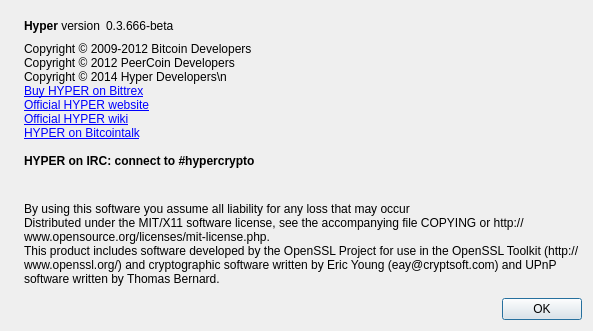
Before: the Qt Designer form src/qt/forms/aboutdialog.ui in HYPERcrypto/Hyper, drawn with Qt 5.
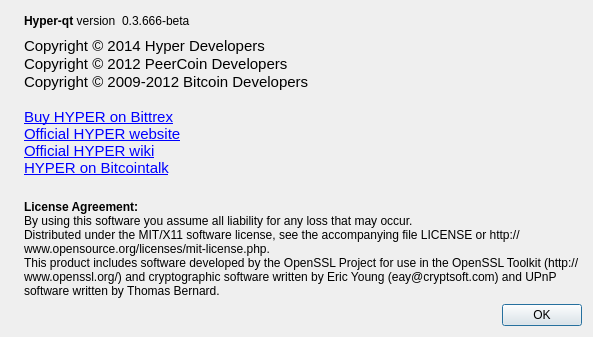
After: the same form once the commit is applied. Icons and pictures are not drawn.

Commit message: updated qt dialogs

```diff
--- a/src/qt/forms/aboutdialog.ui
+++ b/src/qt/forms/aboutdialog.ui
@@ -7,7 +7,7 @@
     <x>0</x>
     <y>0</y>
     <width>593</width>
-    <height>331</height>
+    <height>337</height>
    </rect>
   </property>
   <property name="windowTitle">
@@ -50,7 +50,7 @@
           <cursorShape>IBeamCursor</cursorShape>
          </property>
          <property name="text">
-          <string>&lt;b&gt;Hyper&lt;/b&gt; version</string>
+          <string>&lt;html&gt;&lt;head/&gt;&lt;body&gt;&lt;p&gt;&lt;span style=&quot; font-weight:600;&quot;&gt;Hyper-qt&lt;/span&gt; version&lt;/p&gt;&lt;/body&gt;&lt;/html&gt;</string>
          </property>
          <property name="textInteractionFlags">
           <set>Qt::LinksAccessibleByMouse|Qt::TextSelectableByKeyboard|Qt::TextSelectableByMouse</set>
@@ -91,7 +91,16 @@
         <cursorShape>IBeamCursor</cursorShape>
        </property>
        <property name="text">
-        <string>&lt;html&gt;&lt;head/&gt;&lt;body&gt;&lt;p&gt;Copyright © 2009-2012 Bitcoin Developers&lt;br/&gt;Copyright © 2012 PeerCoin Developers&lt;br/&gt;Copyright © 2014 Hyper Developers\n &lt;a href=&quot;https://www.cryptsy.com/users/register?refid=8564&quot;&gt;&lt;span style=&quot; text-decoration: underline; color:#0000ff;&quot;&gt;&lt;br/&gt;&lt;/span&gt;&lt;/a&gt;&lt;a href=&quot;https://bittrex.com/Market/Index?MarketName=BTC-HYPER&quot;&gt;&lt;span style=&quot; text-decoration: underline; color:#0000ff;&quot;&gt;Buy HYPER on Bittrex&lt;/span&gt;&lt;/a&gt;&lt;br/&gt;&lt;a href=&quot;http://hypercrypto.com&quot;&gt;&lt;span style=&quot; text-decoration: underline; color:#0000ff;&quot;&gt;Official HYPER website&lt;br/&gt;&lt;/span&gt;&lt;/a&gt;&lt;a href=&quot;http://hypercrypto.com/wiki&quot;&gt;&lt;span style=&quot; text-decoration: underline; color:#0000ff;&quot;&gt;Official HYPER wiki&lt;/span&gt;&lt;/a&gt;&lt;br/&gt;&lt;a href=&quot;https://bitcointalk.org/index.php?topic=624651.0&quot;&gt;&lt;span style=&quot; text-decoration: underline; color:#0000ff;&quot;&gt;HYPER on Bitcointalk&lt;/span&gt;&lt;/a&gt;&lt;br/&gt;&lt;br/&gt;&lt;span style=&quot; font-weight:600;&quot;&gt;HYPER on IRC: connect to #hypercrypto&lt;/span&gt;&lt;br/&gt;&lt;/p&gt;&lt;/body&gt;&lt;/html&gt;</string>
+        <string>&lt;!DOCTYPE HTML PUBLIC &quot;-//W3C//DTD HTML 4.0//EN&quot; &quot;http://www.w3.org/TR/REC-html40/strict.dtd&quot;&gt;
+&lt;html&gt;&lt;head&gt;&lt;meta name=&quot;qrichtext&quot; content=&quot;1&quot; /&gt;&lt;style type=&quot;text/css&quot;&gt;
+p, li { white-space: pre-wrap; }
+&lt;/style&gt;&lt;/head&gt;&lt;body style=&quot; font-family:'Ubuntu'; font-size:11pt; font-weight:400; font-style:normal;&quot;&gt;
+&lt;p style=&quot; margin-top:0px; margin-bottom:0px; margin-left:0px; margin-right:0px; -qt-block-indent:0; text-indent:0px;&quot;&gt;Copyright © 2014 Hyper Developers&lt;/p&gt;
+&lt;p style=&quot; margin-top:0px; margin-bottom:0px; margin-left:0px; margin-right:0px; -qt-block-indent:0; text-indent:0px;&quot;&gt;Copyright © 2012 PeerCoin Developers&lt;/p&gt;
+&lt;p style=&quot; margin-top:0px; margin-bottom:0px; margin-left:0px; margin-right:0px; -qt-block-indent:0; text-indent:0px;&quot;&gt;Copyright © 2009-2012 Bitcoin Developers&lt;/p&gt;
+&lt;p style=&quot; margin-top:0px; margin-bottom:0px; margin-left:0px; margin-right:0px; -qt-block-indent:0; text-indent:0px;&quot;&gt;&lt;a href=&quot;https://www.cryptsy.com/users/register?refid=8564&quot;&gt;&lt;span style=&quot; text-decoration: underline; color:#0000ff;&quot;&gt;&lt;br /&gt;&lt;/span&gt;&lt;/a&gt;&lt;a href=&quot;https://bittrex.com/Market/Index?MarketName=BTC-HYPER&quot;&gt;&lt;span style=&quot; text-decoration: underline; color:#0000ff;&quot;&gt;Buy HYPER on Bittrex&lt;/span&gt;&lt;/a&gt;&lt;br /&gt;&lt;a href=&quot;http://hypercrypto.com&quot;&gt;&lt;span style=&quot; text-decoration: underline; color:#0000ff;&quot;&gt;Official HYPER website&lt;br /&gt;&lt;/span&gt;&lt;/a&gt;&lt;a href=&quot;http://hypercrypto.com/wiki&quot;&gt;&lt;span style=&quot; text-decoration: underline; color:#0000ff;&quot;&gt;Official HYPER wiki&lt;/span&gt;&lt;/a&gt;&lt;br /&gt;&lt;a href=&quot;https://bitcointalk.org/index.php?topic=624651.0&quot;&gt;&lt;span style=&quot; text-decoration: underline; color:#0000ff;&quot;&gt;HYPER on Bitcointalk&lt;/span&gt;&lt;/a&gt;&lt;/p&gt;
+&lt;p style=&quot;-qt-paragraph-type:empty; margin-top:0px; margin-bottom:0px; margin-left:0px; margin-right:0px; -qt-block-indent:0; text-indent:0px; text-decoration: underline; color:#0000ff;&quot;&gt;&lt;br /&gt;&lt;/p&gt;
+&lt;p style=&quot; margin-top:0px; margin-bottom:0px; margin-left:0px; margin-right:0px; -qt-block-indent:0; text-indent:0px;&quot;&gt;&lt;span style=&quot; font-weight:600;&quot;&gt;HYPER on IRC: connect to #hypercrypto&lt;/span&gt;&lt;/p&gt;&lt;/body&gt;&lt;/html&gt;</string>
        </property>
        <property name="textFormat">
         <enum>Qt::RichText</enum>
@@ -104,16 +113,26 @@
        </property>
       </widget>
      </item>
+     <item>
+      <spacer name="verticalSpacer">
+       <property name="orientation">
+        <enum>Qt::Vertical</enum>
+       </property>
+       <property name="sizeHint" stdset="0">
+        <size>
+         <width>20</width>
+         <height>40</height>
+        </size>
+       </property>
+      </spacer>
+     </item>
      <item>
       <widget class="QLabel" name="label_2">
        <property name="cursor">
         <cursorShape>IBeamCursor</cursorShape>
        </property>
        <property name="text">
-        <string>
-By using this software you assume all liability for any loss that may occur
-Distributed under the MIT/X11 software license, see the accompanying file COPYING or http://www.opensource.org/licenses/mit-license.php.
-This product includes software developed by the OpenSSL Project for use in the OpenSSL Toolkit (http://www.openssl.org/) and cryptographic software written by Eric Young (eay@cryptsoft.com) and UPnP software written by Thomas Bernard. </string>
+        <string>&lt;html&gt;&lt;head/&gt;&lt;body&gt;&lt;p&gt;&lt;span style=&quot; font-weight:600;&quot;&gt;License Agreement: &lt;/span&gt;&lt;br/&gt;By using this software you assume all liability for any loss that may occur. &lt;br/&gt;Distributed under the MIT/X11 software license, see the accompanying file LICENSE or http://www.opensource.org/licenses/mit-license.php. &lt;br/&gt;This product includes software developed by the OpenSSL Project for use in the OpenSSL Toolkit (http://www.openssl.org/) and cryptographic software written by Eric Young (eay@cryptsoft.com) and UPnP software written by Thomas Bernard. &lt;/p&gt;&lt;/body&gt;&lt;/html&gt;</string>
        </property>
        <property name="wordWrap">
         <bool>true</bool>
@@ -123,19 +142,6 @@
        </property>
       </widget>
      </item>
-     <item>
-      <spacer name="verticalSpacer">
-       <property name="orientation">
-        <enum>Qt::Vertical</enum>
-       </property>
-       <property name="sizeHint" stdset="0">
-        <size>
-         <width>20</width>
-         <height>40</height>
-        </size>
-       </property>
-      </spacer>
-     </item>
      <item>
       <widget class="QDialogButtonBox" name="buttonBox">
        <property name="orientation">
```
The commit also changes 5 other files.
